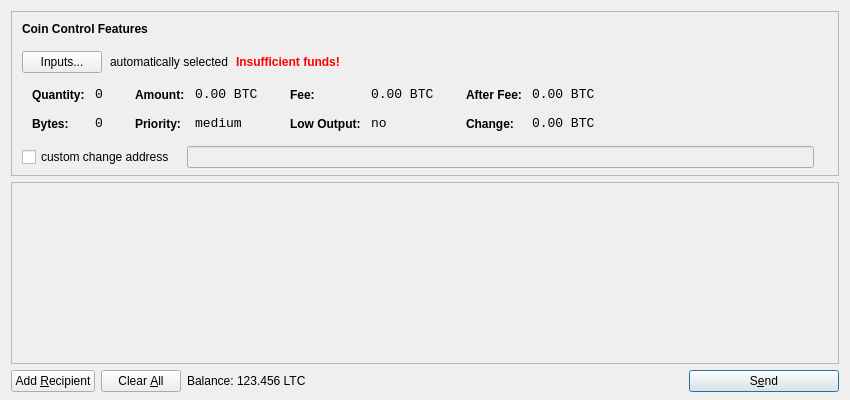
fastcoinproject/fastcoin, file src/qt/forms/sendcoinsdialog.ui: the form before one commit.
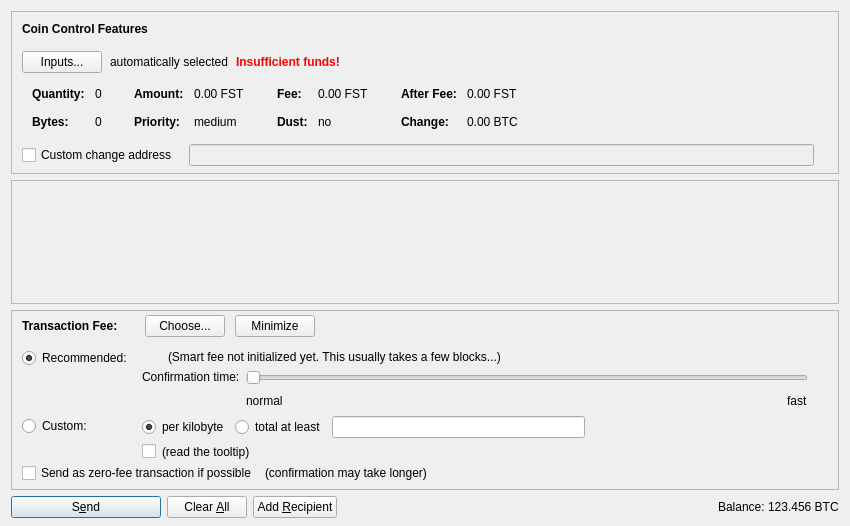
The form after the commit. Icons and pictures are not drawn. Custom widgets are drawn as their Qt base class.

Diff of the .ui file:
```diff
--- a/src/qt/forms/sendcoinsdialog.ui
+++ b/src/qt/forms/sendcoinsdialog.ui
@@ -7,13 +7,13 @@
     <x>0</x>
     <y>0</y>
     <width>850</width>
-    <height>400</height>
+    <height>526</height>
    </rect>
   </property>
   <property name="windowTitle">
    <string>Send Coins</string>
   </property>
-  <layout class="QVBoxLayout" name="verticalLayout" stretch="0,1,0">
+  <layout class="QVBoxLayout" name="verticalLayout" stretch="0,1,0,0">
    <property name="bottomMargin">
     <number>8</number>
    </property>
@@ -39,7 +39,7 @@
      </property>
      <layout class="QVBoxLayout" name="verticalLayoutCoinControl2">
       <property name="spacing">
-       <number>-1</number>
+       <number>0</number>
       </property>
       <property name="leftMargin">
        <number>0</number>
@@ -206,8 +206,11 @@
                </property>
                <item row="0" column="0">
                 <widget class="QLabel" name="labelCoinControlQuantityText">
-                 <property name="styleSheet">
-                  <string notr="true">font-weight:bold;</string>
+                 <property name="font">
+                  <font>
+                   <weight>75</weight>
+                   <bold>true</bold>
+                  </font>
                  </property>
                  <property name="text">
                   <string>Quantity:</string>
@@ -219,12 +222,6 @@
                </item>
                <item row="0" column="1">
                 <widget class="QLabel" name="labelCoinControlQuantity">
-                 <property name="font">
-                  <font>
-                   <family>Monospace</family>
-                   <pointsize>10</pointsize>
-                  </font>
-                 </property>
                  <property name="cursor">
                   <cursorShape>IBeamCursor</cursorShape>
                  </property>
@@ -244,8 +241,11 @@
                </item>
                <item row="1" column="0">
                 <widget class="QLabel" name="labelCoinControlBytesText">
-                 <property name="styleSheet">
-                  <string notr="true">font-weight:bold;</string>
+                 <property name="font">
+                  <font>
+                   <weight>75</weight>
+                   <bold>true</bold>
+                  </font>
                  </property>
                  <property name="text">
                   <string>Bytes:</string>
@@ -254,12 +254,6 @@
                </item>
                <item row="1" column="1">
                 <widget class="QLabel" name="labelCoinControlBytes">
-                 <property name="font">
-                  <font>
-                   <family>Monospace</family>
-                   <pointsize>10</pointsize>
-                  </font>
-                 </property>
                  <property name="cursor">
                   <cursorShape>IBeamCursor</cursorShape>
                  </property>
@@ -295,8 +289,11 @@
                </property>
                <item row="0" column="0">
                 <widget class="QLabel" name="labelCoinControlAmountText">
-                 <property name="styleSheet">
-                  <string notr="true">font-weight:bold;</string>
+                 <property name="font">
+                  <font>
+                   <weight>75</weight>
+                   <bold>true</bold>
+                  </font>
                  </property>
                  <property name="text">
                   <string>Amount:</string>
@@ -308,12 +305,6 @@
                </item>
                <item row="0" column="1">
                 <widget class="QLabel" name="labelCoinControlAmount">
-                 <property name="font">
-                  <font>
-                   <family>Monospace</family>
-                   <pointsize>10</pointsize>
-                  </font>
-                 </property>
                  <property name="cursor">
                   <cursorShape>IBeamCursor</cursorShape>
                  </property>
@@ -321,7 +312,7 @@
                   <enum>Qt::ActionsContextMenu</enum>
                  </property>
                  <property name="text">
-                  <string notr="true">0.00 BTC</string>
+                  <string notr="true">0.00 FST</string>
                  </property>
                  <property name="textInteractionFlags">
                   <set>Qt::LinksAccessibleByMouse|Qt::TextSelectableByKeyboard|Qt::TextSelectableByMouse</set>
@@ -330,8 +321,11 @@
                </item>
                <item row="1" column="0">
                 <widget class="QLabel" name="labelCoinControlPriorityText">
-                 <property name="styleSheet">
-                  <string notr="true">font-weight:bold;</string>
+                 <property name="font">
+                  <font>
+                   <weight>75</weight>
+                   <bold>true</bold>
+                  </font>
                  </property>
                  <property name="text">
                   <string>Priority:</string>
@@ -340,12 +334,6 @@
                </item>
                <item row="1" column="1">
                 <widget class="QLabel" name="labelCoinControlPriority">
-                 <property name="font">
-                  <font>
-                   <family>Monospace</family>
-                   <pointsize>10</pointsize>
-                  </font>
-                 </property>
                  <property name="cursor">
                   <cursorShape>IBeamCursor</cursorShape>
                  </property>
@@ -381,8 +369,11 @@
                </property>
                <item row="0" column="0">
                 <widget class="QLabel" name="labelCoinControlFeeText">
-                 <property name="styleSheet">
-                  <string notr="true">font-weight:bold;</string>
+                 <property name="font">
+                  <font>
+                   <weight>75</weight>
+                   <bold>true</bold>
+                  </font>
                  </property>
                  <property name="text">
                   <string>Fee:</string>
@@ -394,12 +385,6 @@
                </item>
                <item row="0" column="1">
                 <widget class="QLabel" name="labelCoinControlFee">
-                 <property name="font">
-                  <font>
-                   <family>Monospace</family>
-                   <pointsize>10</pointsize>
-                  </font>
-                 </property>
                  <property name="cursor">
                   <cursorShape>IBeamCursor</cursorShape>
                  </property>
@@ -407,7 +392,7 @@
                   <enum>Qt::ActionsContextMenu</enum>
                  </property>
                  <property name="text">
-                  <string notr="true">0.00 BTC</string>
+                  <string notr="true">0.00 FST</string>
                  </property>
                  <property name="textInteractionFlags">
                   <set>Qt::LinksAccessibleByMouse|Qt::TextSelectableByKeyboard|Qt::TextSelectableByMouse</set>
@@ -416,22 +401,19 @@
                </item>
                <item row="1" column="0">
                 <widget class="QLabel" name="labelCoinControlLowOutputText">
-                 <property name="styleSheet">
-                  <string notr="true">font-weight:bold;</string>
+                 <property name="font">
+                  <font>
+                   <weight>75</weight>
+                   <bold>true</bold>
+                  </font>
                  </property>
                  <property name="text">
-                  <string>Low Output:</string>
+                  <string>Dust:</string>
                  </property>
                 </widget>
                </item>
                <item row="1" column="1">
                 <widget class="QLabel" name="labelCoinControlLowOutput">
-                 <property name="font">
-                  <font>
-                   <family>Monospace</family>
-                   <pointsize>10</pointsize>
-                  </font>
-                 </property>
                  <property name="cursor">
                   <cursorShape>IBeamCursor</cursorShape>
                  </property>
@@ -467,8 +449,11 @@
                </property>
                <item row="0" column="0">
                 <widget class="QLabel" name="labelCoinControlAfterFeeText">
-                 <property name="styleSheet">
-                  <string notr="true">font-weight:bold;</string>
+                 <property name="font">
+                  <font>
+                   <weight>75</weight>
+                   <bold>true</bold>
+                  </font>
                  </property>
                  <property name="text">
                   <string>After Fee:</string>
@@ -480,12 +465,6 @@
                </item>
                <item row="0" column="1">
                 <widget class="QLabel" name="labelCoinControlAfterFee">
-                 <property name="font">
-                  <font>
-                   <family>Monospace</family>
-                   <pointsize>10</pointsize>
-                  </font>
-                 </property>
                  <property name="cursor">
                   <cursorShape>IBeamCursor</cursorShape>
                  </property>
@@ -493,7 +472,7 @@
                   <enum>Qt::ActionsContextMenu</enum>
                  </property>
                  <property name="text">
-                  <string notr="true">0.00 BTC</string>
+                  <string notr="true">0.00 FST</string>
                  </property>
                  <property name="textInteractionFlags">
                   <set>Qt::LinksAccessibleByMouse|Qt::TextSelectableByKeyboard|Qt::TextSelectableByMouse</set>
@@ -502,8 +481,11 @@
                </item>
                <item row="1" column="0">
                 <widget class="QLabel" name="labelCoinControlChangeText">
-                 <property name="styleSheet">
-                  <string notr="true">font-weight:bold;</string>
+                 <property name="font">
+                  <font>
+                   <weight>75</weight>
+                   <bold>true</bold>
+                  </font>
                  </property>
                  <property name="text">
                   <string>Change:</string>
@@ -512,12 +494,6 @@
                </item>
                <item row="1" column="1">
                 <widget class="QLabel" name="labelCoinControlChange">
-                 <property name="font">
-                  <font>
-                   <family>Monospace</family>
-                   <pointsize>10</pointsize>
-                  </font>
-                 </property>
                  <property name="cursor">
                   <cursorShape>IBeamCursor</cursorShape>
                  </property>
@@ -556,7 +532,7 @@
           <item>
            <widget class="QCheckBox" name="checkBoxCoinControlChange">
             <property name="text">
-             <string>custom change address</string>
+             <string>Custom change address</string>
             </property>
            </widget>
           </item>
@@ -626,11 +602,20 @@
         <x>0</x>
         <y>0</y>
         <width>830</width>
-        <height>165</height>
+        <height>68</height>
        </rect>
       </property>
-      <layout class="QVBoxLayout" name="verticalLayout_2">
-       <property name="margin">
+      <layout class="QVBoxLayout" name="verticalLayout_2" stretch="0,1">
+       <property name="leftMargin">
+        <number>0</number>
+       </property>
+       <property name="topMargin">
+        <number>0</number>
+       </property>
+       <property name="rightMargin">
+        <number>0</number>
+       </property>
+       <property name="bottomMargin">
         <number>0</number>
        </property>
        <item>
@@ -657,15 +642,605 @@
      </widget>
     </widget>
    </item>
+   <item>
+    <widget class="QFrame" name="frameFee">
+     <property name="sizePolicy">
+      <sizepolicy hsizetype="Expanding" vsizetype="Expanding">
+       <horstretch>0</horstretch>
+       <verstretch>0</verstretch>
+      </sizepolicy>
+     </property>
+     <property name="maximumSize">
+      <size>
+       <width>16777215</width>
+       <height>16777215</height>
+      </size>
+     </property>
+     <property name="frameShape">
+      <enum>QFrame::StyledPanel</enum>
+     </property>
+     <property name="frameShadow">
+      <enum>QFrame::Sunken</enum>
+     </property>
+     <layout class="QVBoxLayout" name="verticalLayoutFee1">
+      <property name="spacing">
+       <number>0</number>
+      </property>
+      <property name="leftMargin">
+       <number>0</number>
+      </property>
+      <property name="topMargin">
+       <number>0</number>
+      </property>
+      <property name="rightMargin">
+       <number>0</number>
+      </property>
+      <property name="bottomMargin">
+       <number>0</number>
+      </property>
+      <item>
+       <layout class="QVBoxLayout" name="verticalLayoutFee2" stretch="0,0,0">
+        <property name="spacing">
+         <number>0</number>
+        </property>
+        <property name="leftMargin">
+         <number>10</number>
+        </property>
+        <property name="topMargin">
+         <number>0</number>
+        </property>
+        <item>
+         <layout class="QHBoxLayout" name="horizontalLayoutFee1">
+          <property name="bottomMargin">
+           <number>0</number>
+          </property>
+          <item>
+           <layout class="QVBoxLayout" name="verticalLayoutFee7">
+            <property name="spacing">
+             <number>0</number>
+            </property>
+            <item>
+             <spacer name="verticalSpacerSmartFee">
+              <property name="orientation">
+               <enum>Qt::Vertical</enum>
+              </property>
+              <property name="sizeType">
+               <enum>QSizePolicy::Fixed</enum>
+              </property>
+              <property name="sizeHint" stdset="0">
+               <size>
+                <width>1</width>
+                <height>4</height>
+               </size>
+              </property>
+             </spacer>
+            </item>
+            <item>
+             <layout class="QHBoxLayout" name="horizontalLayoutSmartFee">
+              <property name="spacing">
+               <number>10</number>
+              </property>
+              <item>
+               <widget class="QLabel" name="labelFeeHeadline">
+                <property name="sizePolicy">
+                 <sizepolicy hsizetype="Preferred" vsizetype="Maximum">
+                  <horstretch>0</horstretch>
+                  <verstretch>0</verstretch>
+                 </sizepolicy>
+                </property>
+                <property name="font">
+                 <font>
+                  <weight>75</weight>
+                  <bold>true</bold>
+                 </font>
+                </property>
+                <property name="styleSheet">
+                 <string notr="true">font-weight:bold;</string>
+                </property>
+                <property name="text">
+                 <string>Transaction Fee:</string>
+                </property>
+               </widget>
+              </item>
+              <item>
+               <widget class="QLabel" name="labelFeeMinimized">
+                <property name="text">
+                 <string/>
+                </property>
+               </widget>
+              </item>
+              <item>
+               <widget class="QPushButton" name="buttonChooseFee">
+                <property name="text">
+                 <string>Choose...</string>
+                </property>
+               </widget>
+              </item>
+              <item>
+               <widget class="QPushButton" name="buttonMinimizeFee">
+                <property name="toolTip">
+                 <string>collapse fee-settings</string>
+                </property>
+                <property name="text">
+                 <string>Minimize</string>
+                </property>
+               </widget>
+              </item>
+             </layout>
+            </item>
+            <item>
+             <spacer name="verticalSpacer_5">
+              <property name="orientation">
+               <enum>Qt::Vertical</enum>
+              </property>
+              <property name="sizeHint" stdset="0">
+               <size>
+                <width>1</width>
+                <height>1</height>
+               </size>
+              </property>
+             </spacer>
+            </item>
+           </layout>
+          </item>
+          <item>
+           <spacer name="horizontalSpacer_4">
+            <property name="orientation">
+             <enum>Qt::Horizontal</enum>
+            </property>
+            <property name="sizeHint" stdset="0">
+             <size>
+              <width>40</width>
+              <height>20</height>
+             </size>
+            </property>
+           </spacer>
+          </item>
+         </layout>
+        </item>
+        <item>
+         <widget class="QFrame" name="frameFeeSelection">
+          <layout class="QVBoxLayout" name="verticalLayoutFee12">
+           <property name="spacing">
+            <number>0</number>
+           </property>
+           <property name="leftMargin">
+            <number>0</number>
+           </property>
+           <property name="topMargin">
+            <number>0</number>
+           </property>
+           <property name="rightMargin">
+            <number>0</number>
+           </property>
+           <property name="bottomMargin">
+            <number>0</number>
+           </property>
+           <item>
+            <layout class="QGridLayout" name="gridLayoutFee">
+             <property name="topMargin">
+              <number>10</number>
+             </property>
+             <property name="bottomMargin">
+              <number>4</number>
+             </property>
+             <property name="horizontalSpacing">
+              <number>10</number>
+             </property>
+             <property name="verticalSpacing">
+              <number>4</number>
+             </property>
+             <item row="1" column="1">
+              <layout class="QVBoxLayout" name="verticalLayoutFee8">
+               <property name="spacing">
+                <number>6</number>
+               </property>
+               <item>
+                <layout class="QHBoxLayout" name="horizontalLayoutFee13">
+                 <item>
+                  <widget class="QRadioButton" name="radioCustomPerKilobyte">
+                   <property name="toolTip">
+                    <string>If the custom fee is set to 1000 satoshis and the transaction is only 250 bytes, then &quot;per kilobyte&quot; only pays 250 satoshis in fee, while &quot;at least&quot; pays 1000 satoshis. For transactions bigger than a kilobyte both pay by kilobyte.</string>
+                   </property>
+                   <property name="text">
+                    <string>per kilobyte</string>
+                   </property>
+                   <property name="checked">
+                    <bool>true</bool>
+                   </property>
+                   <attribute name="buttonGroup">
+                    <string notr="true">groupCustomFee</string>
+                   </attribute>
+                  </widget>
+                 </item>
+                 <item>
+                  <widget class="QRadioButton" name="radioCustomAtLeast">
+                   <property name="toolTip">
+                    <string>If the custom fee is set to 1000 satoshis and the transaction is only 250 bytes, then &quot;per kilobyte&quot; only pays 250 satoshis in fee, while &quot;total at least&quot; pays 1000 satoshis. For transactions bigger than a kilobyte both pay by kilobyte.</string>
+                   </property>
+                   <property name="text">
+                    <string>total at least</string>
+                   </property>
+                   <attribute name="buttonGroup">
+                    <string notr="true">groupCustomFee</string>
+                   </attribute>
+                  </widget>
+                 </item>
+                 <item>
+                  <widget class="BitcoinAmountField" name="customFee"/>
+                 </item>
+                 <item>
+                  <spacer name="horizontalSpacer_6">
+                   <property name="orientation">
+                    <enum>Qt::Horizontal</enum>
+                   </property>
+                   <property name="sizeHint" stdset="0">
+                    <size>
+                     <width>1</width>
+                     <height>1</height>
+                    </size>
+                   </property>
+                  </spacer>
+                 </item>
+                </layout>
+               </item>
+               <item>
+                <layout class="QHBoxLayout" name="horizontalLayoutFee8">
+                 <item>
+                  <widget class="QCheckBox" name="checkBoxMinimumFee">
+                   <property name="toolTip">
+                    <string>Paying only the minimum fee is just fine as long as there is less transaction volume than space in the blocks. But be aware that this can end up in a never confirming transaction once there is more demand for fastcoin transactions than the network can process.</string>
+                   </property>
+                   <property name="text">
+                    <string/>
+                   </property>
+                  </widget>
+                 </item>
+                 <item>
+                  <widget class="QLabel" name="labelMinFeeWarning">
+                   <property name="enabled">
+                    <bool>true</bool>
+                   </property>
+                   <property name="toolTip">
+                    <string>Paying only the minimum fee is just fine as long as there is less transaction volume than space in the blocks. But be aware that this can end up in a never confirming transaction once there is more demand for fastcoin transactions than the network can process.</string>
+                   </property>
+                   <property name="text">
+                    <string>(read the tooltip)</string>
+                   </property>
+                   <property name="margin">
+                    <number>5</number>
+                   </property>
+                  </widget>
+                 </item>
+                 <item>
+                  <spacer name="horizontalSpacer_2">
+                   <property name="orientation">
+                    <enum>Qt::Horizontal</enum>
+                   </property>
+                   <property name="sizeHint" stdset="0">
+                    <size>
+                     <width>1</width>
+                     <height>1</height>
+                    </size>
+                   </property>
+                  </spacer>
+                 </item>
+                </layout>
+               </item>
+              </layout>
+             </item>
+             <item row="0" column="0">
+              <layout class="QVBoxLayout" name="verticalLayoutFee4" stretch="0,1">
+               <item>
+                <widget class="QRadioButton" name="radioSmartFee">
+                 <property name="text">
+                  <string>Recommended:</string>
+                 </property>
+                 <property name="checked">
+                  <bool>true</bool>
+                 </property>
+                 <attribute name="buttonGroup">
+                  <string notr="true">groupFee</string>
+                 </attribute>
+                </widget>
+               </item>
+               <item>
+                <spacer name="verticalSpacer_2">
+                 <property name="orientation">
+                  <enum>Qt::Vertical</enum>
+                 </property>
+                 <property name="sizeHint" stdset="0">
+                  <size>
+                   <width>1</width>
+                   <height>1</height>
+                  </size>
+                 </property>
+                </spacer>
+               </item>
+              </layout>
+             </item>
+             <item row="1" column="0">
+              <layout class="QVBoxLayout" name="verticalLayoutFee9" stretch="0,1">
+               <item>
+                <widget class="QRadioButton" name="radioCustomFee">
+                 <property name="text">
+                  <string>Custom:</string>
+                 </property>
+                 <attribute name="buttonGroup">
+                  <string notr="true">groupFee</string>
+                 </attribute>
+                </widget>
+               </item>
+               <item>
+                <spacer name="verticalSpacer_6">
+                 <property name="orientation">
+                  <enum>Qt::Vertical</enum>
+                 </property>
+                 <property name="sizeHint" stdset="0">
+                  <size>
+                   <width>1</width>
+                   <height>1</height>
+                  </size>
+                 </property>
+                </spacer>
+               </item>
+              </layout>
+             </item>
+             <item row="0" column="1">
+              <layout class="QVBoxLayout" name="verticalLayoutFee3" stretch="0,0,1">
+               <property name="spacing">
+                <number>6</number>
+               </property>
+               <property name="topMargin">
+                <number>2</number>
+               </property>
+               <item>
+                <layout class="QHBoxLayout" name="horizontalLayoutFee12">
+                 <item>
+                  <widget class="QLabel" name="labelSmartFee">
+                   <property name="text">
+                    <string/>
+                   </property>
+                   <property name="margin">
+                    <number>2</number>
+                   </property>
+                  </widget>
+                 </item>
+                 <item>
+                  <widget class="QLabel" name="labelFeeEstimation">
+                   <property name="text">
+                    <string/>
+                   </property>
+                  </widget>
+                 </item>
+                 <item>
+                  <widget class="QLabel" name="labelSmartFee2">
+                   <property name="text">
+                    <string>(Smart fee not initialized yet. This usually takes a few blocks...)</string>
+                   </property>
+                   <property name="margin">
+                    <number>2</number>
+                   </property>
+                  </widget>
+                 </item>
+                 <item>
+                  <spacer name="horizontalSpacer_5">
+                   <property name="orientation">
+                    <enum>Qt::Horizontal</enum>
+                   </property>
+                   <property name="sizeHint" stdset="0">
+                    <size>
+                     <width>1</width>
+                     <height>1</height>
+                    </size>
+                   </property>
+                  </spacer>
+                 </item>
+                </layout>
+               </item>
+               <item>
+                <layout class="QHBoxLayout" name="horizontalLayoutFee9">
+                 <item>
+                  <layout class="QVBoxLayout" name="verticalLayoutFee6">
+                   <item>
+                    <widget class="QLabel" name="labelSmartFee3">
+                     <property name="text">
+                      <string>Confirmation time:</string>
+                     </property>
+                     <property name="margin">
+                      <number>2</number>
+                     </property>
+                    </widget>
+                   </item>
+                   <item>
+                    <spacer name="verticalSpacer_3">
+                     <property name="orientation">
+                      <enum>Qt::Vertical</enum>
+                     </property>
+                     <property name="sizeHint" stdset="0">
+                      <size>
+                       <width>1</width>
+                       <height>1</height>
+                      </size>
+                     </property>
+                    </spacer>
+                   </item>
+                  </layout>
+                 </item>
+                 <item>
+                  <layout class="QVBoxLayout" name="verticalLayoutFee5">
+                   <property name="rightMargin">
+                    <number>30</number>
+                   </property>
+                   <item>
+                    <widget class="QSlider" name="sliderSmartFee">
+                     <property name="minimum">
+                      <number>0</number>
+                     </property>
+                     <property name="maximum">
+                      <number>24</number>
+                     </property>
+                     <property name="pageStep">
+                      <number>1</number>
+                     </property>
+                     <property name="value">
+                      <number>0</number>
+                     </property>
+                     <property name="orientation">
+                      <enum>Qt::Horizontal</enum>
+                     </property>
+                     <property name="invertedAppearance">
+                      <bool>false</bool>
+                     </property>
+                     <property name="invertedControls">
+                      <bool>false</bool>
+                     </property>
+                     <property name="tickPosition">
+                      <enum>QSlider::NoTicks</enum>
+                     </property>
+                    </widget>
+                   </item>
+                   <item>
+                    <layout class="QHBoxLayout" name="horizontalLayoutFee10">
+                     <item>
+                      <widget class="QLabel" name="labelSmartFeeNormal">
+                       <property name="text">
+                        <string>normal</string>
+                       </property>
+                      </widget>
+                     </item>
+                     <item>
+                      <spacer name="horizontalSpacer_3">
+                       <property name="orientation">
+                        <enum>Qt::Horizontal</enum>
+                       </property>
+                       <property name="sizeHint" stdset="0">
+                        <size>
+                         <width>40</width>
+                         <height>20</height>
+                        </size>
+                       </property>
+                      </spacer>
+                     </item>
+                     <item>
+                      <widget class="QLabel" name="labelSmartFeeFast">
+                       <property name="text">
+                        <string>fast</string>
+                       </property>
+                      </widget>
+                     </item>
+                    </layout>
+                   </item>
+                  </layout>
+                 </item>
+                </layout>
+               </item>
+               <item>
+                <spacer name="verticalSpacer_4">
+                 <property name="orientation">
+                  <enum>Qt::Vertical</enum>
+                 </property>
+                 <property name="sizeHint" stdset="0">
+                  <size>
+                   <width>1</width>
+                   <height>1</height>
+                  </size>
+                 </property>
+                </spacer>
+               </item>
+              </layout>
+             </item>
+            </layout>
+           </item>
+           <item>
+            <layout class="QHBoxLayout" name="horizontalLayoutFee5" stretch="0,0,0">
+             <property name="spacing">
+              <number>8</number>
+             </property>
+             <property name="bottomMargin">
+              <number>4</number>
+             </property>
+             <item>
+              <widget class="QCheckBox" name="checkBoxFreeTx">
+               <property name="text">
+                <string>Send as zero-fee transaction if possible</string>
+               </property>
+              </widget>
+             </item>
+             <item>
+              <widget class="QLabel" name="labelFreeTx">
+               <property name="text">
+                <string>(confirmation may take longer)</string>
+               </property>
+               <property name="margin">
+                <number>5</number>
+               </property>
+              </widget>
+             </item>
+             <item>
+              <spacer name="horizontalSpacerFee5">
+               <property name="orientation">
+                <enum>Qt::Horizontal</enum>
+               </property>
+               <property name="sizeHint" stdset="0">
+                <size>
+                 <width>1</width>
+                 <height>1</height>
+                </size>
+               </property>
+              </spacer>
+             </item>
+            </layout>
+           </item>
+           <item>
+            <spacer name="verticalSpacerFee2">
+             <property name="orientation">
+              <enum>Qt::Vertical</enum>
+             </property>
+             <property name="sizeHint" stdset="0">
+              <size>
+               <width>1</width>
+               <height>1</height>
+              </size>
+             </property>
+            </spacer>
+           </item>
+          </layout>
+         </widget>
+        </item>
+        <item>
+         <spacer name="verticalSpacerFee">
+          <property name="orientation">
+           <enum>Qt::Vertical</enum>
+          </property>
+          <property name="sizeHint" stdset="0">
+           <size>
+            <width>800</width>
+            <height>1</height>
+           </size>
+          </property>
+         </spacer>
+        </item>
+       </layout>
+      </item>
+     </layout>
+    </widget>
+   </item>
    <item>
     <layout class="QHBoxLayout" name="horizontalLayout">
      <item>
-      <widget class="QPushButton" name="addButton">
+      <widget class="QPushButton" name="sendButton">
+       <property name="minimumSize">
+        <size>
+         <width>150</width>
+         <height>0</height>
+        </size>
+       </property>
        <property name="toolTip">
         <string>Send to multiple recipients at once</string>
        </property>
        <property name="text">
-        <string>Add &amp;Recipient</string>
+        <string>S&amp;end</string>
        </property>
        <property name="icon">
         <iconset resource="../bitcoin.qrc">
@@ -674,6 +1249,9 @@
        <property name="autoDefault">
         <bool>false</bool>
        </property>
+       <property name="default">
+        <bool>true</bool>
+       </property>
       </widget>
      </item>
      <item>
@@ -697,11 +1275,38 @@
        <property name="autoRepeatDelay">
         <number>300</number>
        </property>
+      </widget>
+     </item>
+     <item>
+      <widget class="QPushButton" name="addButton">
+       <property name="toolTip">
+        <string>Send to multiple recipients at once</string>
+       </property>
+       <property name="text">
+        <string>Add &amp;Recipient</string>
+       </property>
+       <property name="icon">
+        <iconset resource="../bitcoin.qrc">
+         <normaloff>:/icons/add</normaloff>:/icons/add</iconset>
+       </property>
        <property name="autoDefault">
         <bool>false</bool>
        </property>
       </widget>
      </item>
+     <item>
+      <spacer name="horizontalSpacer">
+       <property name="orientation">
+        <enum>Qt::Horizontal</enum>
+       </property>
+       <property name="sizeHint" stdset="0">
+        <size>
+         <width>40</width>
+         <height>20</height>
+        </size>
+       </property>
+      </spacer>
+     </item>
      <item>
       <layout class="QHBoxLayout" name="horizontalLayout_2">
        <property name="spacing">
@@ -709,6 +1314,12 @@
        </property>
        <item>
         <widget class="QLabel" name="label">
+         <property name="sizePolicy">
+          <sizepolicy hsizetype="Preferred" vsizetype="Fixed">
+           <horstretch>0</horstretch>
+           <verstretch>0</verstretch>
+          </sizepolicy>
+         </property>
          <property name="text">
           <string>Balance:</string>
          </property>
@@ -716,11 +1327,17 @@
        </item>
        <item>
         <widget class="QLabel" name="labelBalance">
+         <property name="sizePolicy">
+          <sizepolicy hsizetype="Preferred" vsizetype="Fixed">
+           <horstretch>0</horstretch>
+           <verstretch>0</verstretch>
+          </sizepolicy>
+         </property>
          <property name="cursor">
           <cursorShape>IBeamCursor</cursorShape>
          </property>
          <property name="text">
-          <string>123.456 LTC</string>
+          <string notr="true">123.456 BTC</string>
          </property>
          <property name="textInteractionFlags">
           <set>Qt::LinksAccessibleByMouse|Qt::TextSelectableByKeyboard|Qt::TextSelectableByMouse</set>
@@ -729,46 +1346,23 @@
        </item>
       </layout>
      </item>
-     <item>
-      <spacer name="horizontalSpacer">
-       <property name="orientation">
-        <enum>Qt::Horizontal</enum>
-       </property>
-       <property name="sizeHint" stdset="0">
-        <size>
-         <width>40</width>
-         <height>20</height>
-        </size>
-       </property>
-      </spacer>
-     </item>
-     <item>
-      <widget class="QPushButton" name="sendButton">
-       <property name="minimumSize">
-        <size>
-         <width>150</width>
-         <height>0</height>
-        </size>
-       </property>
-       <property name="toolTip">
-        <string>Confirm the send action</string>
-       </property>
-       <property name="text">
-        <string>S&amp;end</string>
-       </property>
-       <property name="icon">
-        <iconset resource="../bitcoin.qrc">
-         <normaloff>:/icons/send</normaloff>:/icons/send</iconset>
-       </property>
-       <property name="default">
-        <bool>true</bool>
-       </property>
-      </widget>
-     </item>
     </layout>
    </item>
   </layout>
  </widget>
+ <customwidgets>
+  <customwidget>
+   <class>QValidatedLineEdit</class>
+   <extends>QLineEdit</extends>
+   <header>qvalidatedlineedit.h</header>
+  </customwidget>
+  <customwidget>
+   <class>BitcoinAmountField</class>
+   <extends>QLineEdit</extends>
+   <header>bitcoinamountfield.h</header>
+   <container>1</container>
+  </customwidget>
+ </customwidgets>
  <resources>
   <include location="../bitcoin.qrc"/>
  </resources>
```
Left out of the diff: 37 changed lines with no effect on the pictures.
